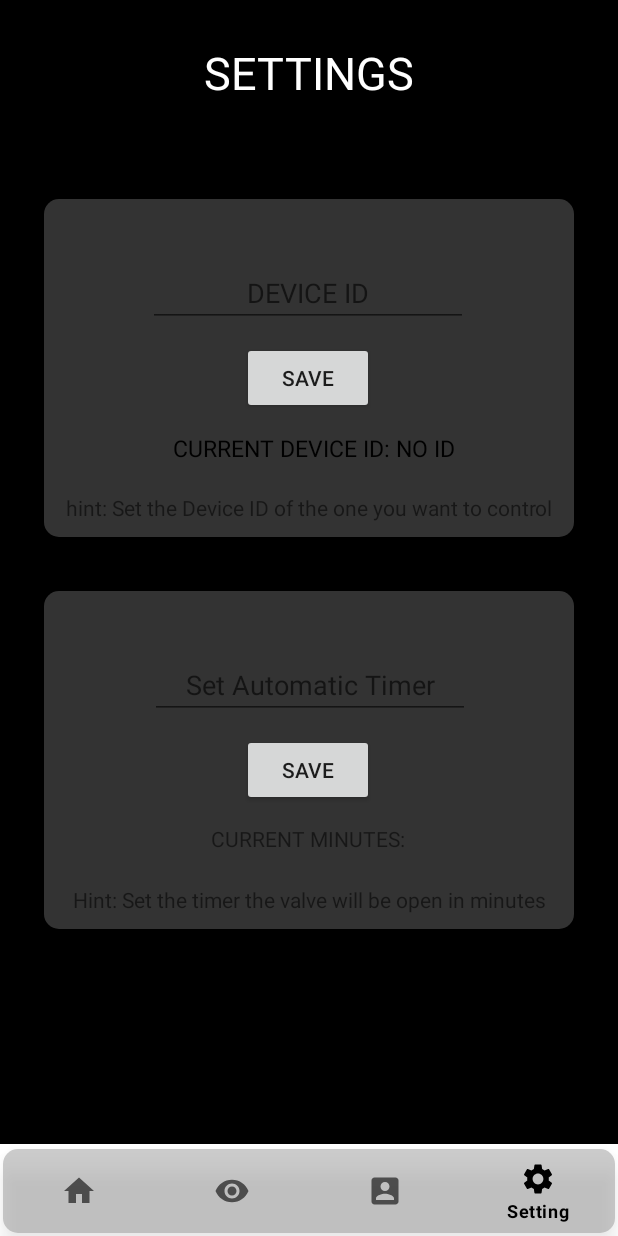
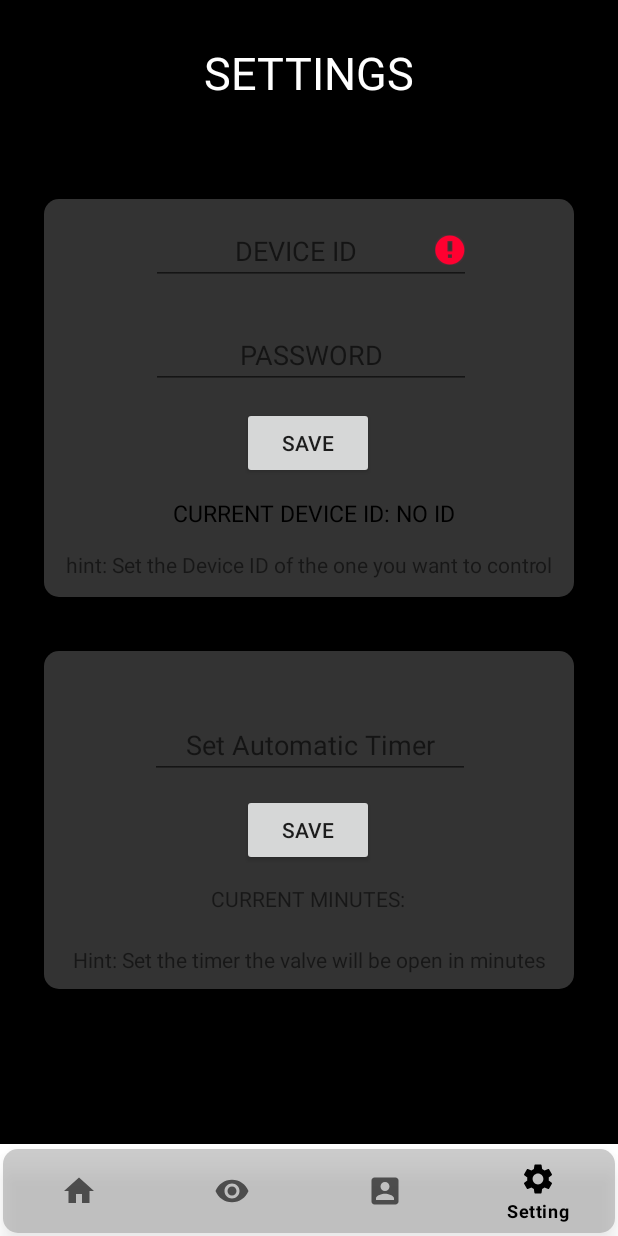
Before and after one commit to millesjethro/AutomatedSprinklerApp, an Android app: the Fsettings screen opened through its navigation route, item 4 of the bottom bar chosen, on a phone screen of 412 x 824 dp. Run offline under Robolectric (Android 15) with nearby library versions, the phone set to English and light mode, and no system bars; our stand-ins replace Firebase (no records; nobody signed in at launch, a user with empty details on screens opened directly), navigation-ui; 2 statements that could not run were skipped.

Commit message:
final final final

```diff
--- a/app/src/main/java/com/example/thesisapp/Fragments_MainMenu/Fsettings.kt
+++ b/app/src/main/java/com/example/thesisapp/Fragments_MainMenu/Fsettings.kt
@@ -3,6 +3,8 @@ package com.example.thesisapp.Fragments_MainMenu
 import android.content.Context
 import android.content.SharedPreferences
 import android.os.Bundle
+import android.text.Editable
+import android.text.TextWatcher
 import android.util.Log
 import android.view.LayoutInflater
 import android.view.View
@@ -17,6 +19,7 @@ import com.google.firebase.database.DatabaseReference
 class Fsettings : Fragment(),View.OnClickListener {
     private lateinit var database: DatabaseReference
     private lateinit var binding: FragmentFsettingsBinding
+    private var DevID = false
     override fun onCreateView(
         inflater: LayoutInflater, container: ViewGroup?,
         savedInstanceState: Bundle?
@@ -26,6 +29,33 @@ class Fsettings : Fragment(),View.OnClickListener {
         val sharedPreferences = this.activity?.getSharedPreferences("MY_PREFERENCES", Context.MODE_PRIVATE)
         val deviceID = sharedPreferences?.getString(DEVICEID,"NO ID")
         binding.curDevice.text = "CURRENT DEVICE ID: $deviceID"
+
+
+        binding.passDevice.addTextChangedListener(object : TextWatcher {
+            override fun beforeTextChanged(p0: CharSequence?, p1: Int, p2: Int, p3: Int) {
+
+            }
+
+            override fun onTextChanged(p0: CharSequence?, p1: Int, p2: Int, p3: Int) {
+                if (binding.deviceId.text.toString().isNullOrEmpty()) {
+                    binding.deviceId.error = "This field can't be left empty"
+                } else {
+                    database.child(binding.deviceId.text.toString()).child("password").get()
+                        .addOnSuccessListener {
+                            if (binding.passDevice.text.toString() == it.value.toString()) {
+                                DevID = true
+                            } else {
+                                binding.passDevice.error = "Wrong Credentials"
+                            }
+                        }
+                }
+            }
+
+            override fun afterTextChanged(p0: Editable?) {
+
+            }
+        })
+
         binding.saveBtnId.setOnClickListener(this)
         binding.saveBtnSecs.setOnClickListener(this)
         return binding.root
@@ -37,7 +67,8 @@ class Fsettings : Fragment(),View.OnClickListener {
             (R.id.saveBtnId)-> {
                 if (binding.deviceId.text.toString().isEmpty()) {
                     binding.deviceId.error = "No ID was entered!"
-                } else {
+                }
+                if(DevID == true){
                     val editor = sharedPreferences?.edit()
                     editor?.putString(DEVICEID, binding.deviceId.text.toString())
                     editor?.apply()
@@ -45,10 +76,18 @@ class Fsettings : Fragment(),View.OnClickListener {
                     val deviceID = sharedPreferences?.getString(DEVICEID, "NO ID")
                     binding.curDevice.text = "CURRENT DEVICE ID: $deviceID"
                 }
+                else{
+                    binding.deviceId.error = "You have entered a wrong ID!"
+                }
             }
             (R.id.saveBtnSecs)->{
                 val deviceID = sharedPreferences?.getString(DEVICEID, "NO ID")
-                database.child(deviceID.toString()).child("operation").child("timedelay").setValue(binding.valveOnSeconds.text.toString().toInt())
+                if(deviceID != "NO ID") {
+                    database.child(deviceID.toString()).child("operation").child("timedelay")
+                        .setValue(binding.valveOnSeconds.text.toString().toInt())
+                } else {
+                    binding.valveOnSeconds.error = "There Were No ID detected!"
+                }
             }
         }
     }
--- a/app/src/main/res/layout/fragment_fsettings.xml
+++ b/app/src/main/res/layout/fragment_fsettings.xml
@@ -23,7 +23,7 @@
     <ImageView
         android:id="@+id/imageView17"
         android:layout_width="353dp"
-        android:layout_height="225dp"
+        android:layout_height="265dp"
         android:layout_marginTop="64dp"
         android:src="@drawable/transparent_background"
         app:layout_constraintEnd_toEndOf="parent"
@@ -34,7 +34,7 @@
         android:id="@+id/deviceId"
         android:layout_width="wrap_content"
         android:layout_height="wrap_content"
-        android:layout_marginTop="40dp"
+        android:layout_marginTop="12dp"
         android:ems="10"
         android:hint="DEVICE ID"
         android:inputType="number"
@@ -42,21 +42,21 @@
         android:textAlignment="center"
         android:textColor="@color/white"
         app:layout_constraintEnd_toEndOf="@+id/imageView17"
-        app:layout_constraintHorizontal_bias="0.497"
+        app:layout_constraintHorizontal_bias="0.51"
         app:layout_constraintStart_toStartOf="@+id/imageView17"
         app:layout_constraintTop_toTopOf="@+id/imageView17" />
+
 
     <androidx.appcompat.widget.AppCompatButton
         android:id="@+id/saveBtnId"
         android:layout_width="wrap_content"
         android:layout_height="wrap_content"
-        android:layout_marginTop="10dp"
+        android:layout_marginTop="12dp"
         android:text="SAVE"
-        app:layout_constraintEnd_toEndOf="@+id/deviceId"
-        app:layout_constraintStart_toStartOf="@+id/deviceId"
-        app:layout_constraintTop_toBottomOf="@+id/deviceId" />
-
-
+        app:layout_constraintEnd_toEndOf="@+id/passDevice"
+        app:layout_constraintHorizontal_bias="0.483"
+        app:layout_constraintStart_toStartOf="@+id/passDevice"
+        app:layout_constraintTop_toBottomOf="@+id/passDevice" />
 
     <ImageView
         android:id="@+id/imageView18"
@@ -141,4 +141,18 @@
         app:layout_constraintHorizontal_bias="0.466"
         app:layout_constraintStart_toStartOf="@+id/saveBtnSecs"
         app:layout_constraintTop_toBottomOf="@+id/saveBtnSecs" />
+
+    <EditText
+        android:id="@+id/passDevice"
+        android:layout_width="wrap_content"
+        android:layout_height="wrap_content"
+        android:layout_marginTop="24dp"
+        android:ems="10"
+        android:inputType="textPassword"
+        android:hint="PASSWORD"
+        android:textAlignment="center"
+        app:layout_constraintEnd_toEndOf="@+id/deviceId"
+        app:layout_constraintHorizontal_bias="0.0"
+        app:layout_constraintStart_toStartOf="@+id/deviceId"
+        app:layout_constraintTop_toBottomOf="@+id/deviceId" />
 </androidx.constraintlayout.widget.ConstraintLayout>
```
Also changed, not shown: app/src/main/java/com/example/thesisapp/Fragments_MainMenu/Faccount.kt (+53 -48 lines).
